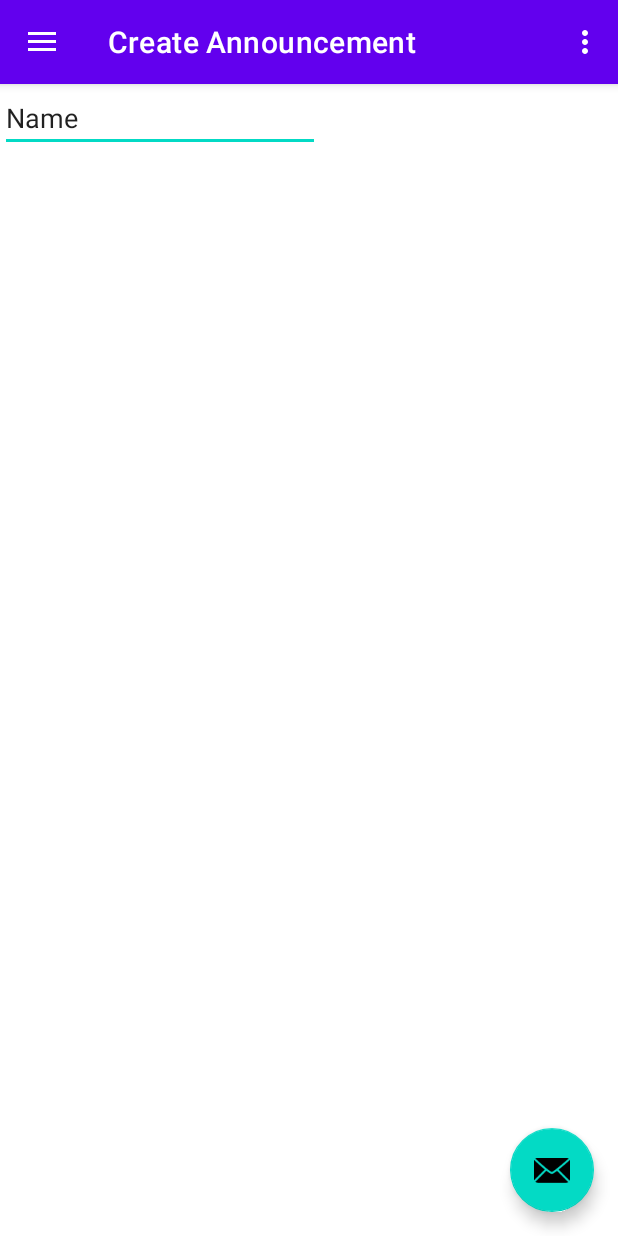
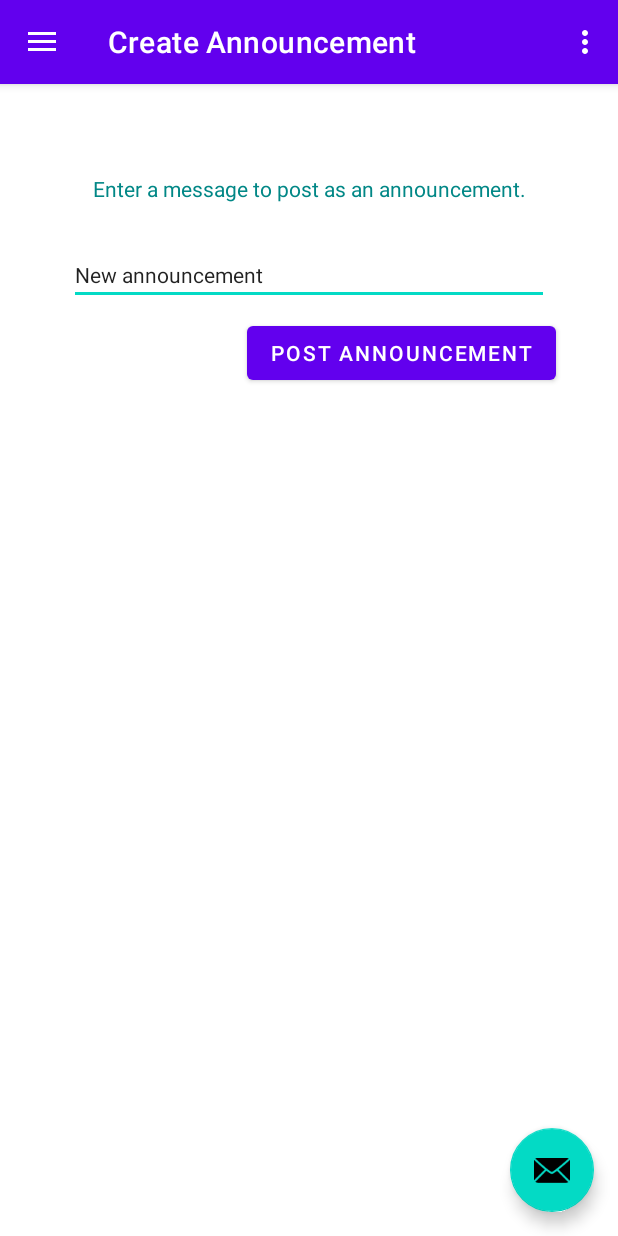
Before and after one commit to vincent-vw/CSCB07-Project, an Android app: the screen it shows after launch (MainActivity), in the side drawer, after a tap on "Create Announcement", on a phone screen of 412 x 824 dp. Run offline under Robolectric (Android 15) with nearby library versions, the light colour scheme and no system bars; our stand-ins replace Firebase (no records; nobody signed in at launch, a user with empty details on screens opened directly), navigation-ui.

Commit message:
Completed announcement posting feature

```diff
--- a/Application/app/src/main/java/com/example/cscb07project/MainActivity.java
+++ b/Application/app/src/main/java/com/example/cscb07project/MainActivity.java
@@ -67,4 +67,5 @@ public class MainActivity extends AppCompatActivity {
         return NavigationUI.navigateUp(navController, mAppBarConfiguration)
                 || super.onSupportNavigateUp();
     }
+
 }
--- a/Application/app/src/main/java/com/example/cscb07project/ui/createannouncement/CreateAnnouncementFragment.java
+++ b/Application/app/src/main/java/com/example/cscb07project/ui/createannouncement/CreateAnnouncementFragment.java
@@ -4,17 +4,27 @@ import android.os.Bundle;
 import android.view.LayoutInflater;
 import android.view.View;
 import android.view.ViewGroup;
+import android.widget.EditText;
 import android.widget.TextView;
 
 import androidx.annotation.NonNull;
 import androidx.fragment.app.Fragment;
 import androidx.lifecycle.ViewModelProvider;
+import androidx.navigation.fragment.NavHostFragment;
 
+import com.example.cscb07project.MainActivity;
+import com.example.cscb07project.R;
 import com.example.cscb07project.databinding.FragmentCreateAnnouncementBinding;
 import com.example.cscb07project.ui.createannouncement.CreateAnnouncementViewModel;
+import com.google.firebase.database.DataSnapshot;
+import com.google.firebase.database.DatabaseError;
+import com.google.firebase.database.DatabaseReference;
+import com.google.firebase.database.FirebaseDatabase;
+import com.google.firebase.database.ValueEventListener;
 
 public class CreateAnnouncementFragment extends Fragment {
     private FragmentCreateAnnouncementBinding binding;
+    FirebaseDatabase db;
 
     public View onCreateView(@NonNull LayoutInflater inflater,
                              ViewGroup container, Bundle savedInstanceState) {
@@ -24,7 +34,27 @@ public class CreateAnnouncementFragment extends Fragment {
         binding = FragmentCreateAnnouncementBinding.inflate(inflater, container, false);
         View root = binding.getRoot();
 
+        root.findViewById(R.id.button_new_announcement).setOnClickListener(new View.OnClickListener() {
+            @Override
+            public void onClick(View view) {
+                onClickPostAnnouncement();
+            }
+        });
+
+        // Link to realtime database
+        db = FirebaseDatabase.getInstance("https://cscb07project-c6a1c-default-rtdb.firebaseio.com/");
+
         return root;
+    }
+
+    public void onClickPostAnnouncement(){
+        DatabaseReference ref = db.getReference(); // Reference to the root node
+        // https://stackoverflow.com/questions/48654071/android-studio-how-can-i-put-this-activity-in-extends-fragment
+        EditText userText = (EditText) getView().findViewById(R.id.editText_new_announcement); // Get the EditText widget (used for entering text)
+        String announcement = userText.getText().toString();
+        userText.setText(""); // Clear userText
+        String key = db.getReference(announcement).push().getKey(); // Get a unique key
+        ref.child("announcements").child(key).setValue(announcement); // Set announcement with the unique key as key, announcement as value
     }
 
     @Override
--- a/Application/app/src/main/res/layout/fragment_create_announcement.xml
+++ b/Application/app/src/main/res/layout/fragment_create_announcement.xml
@@ -1,16 +1,45 @@
 <?xml version="1.0" encoding="utf-8"?>
 <androidx.constraintlayout.widget.ConstraintLayout xmlns:android="http://schemas.android.com/apk/res/android"
+    xmlns:app="http://schemas.android.com/apk/res-auto"
     xmlns:tools="http://schemas.android.com/tools"
     android:layout_width="match_parent"
     android:layout_height="match_parent">
 
     <EditText
-        android:id="@+id/editTextText"
+        android:id="@+id/editText_new_announcement"
         android:layout_width="wrap_content"
         android:layout_height="wrap_content"
-        android:ems="10"
+        android:layout_marginTop="28dp"
+        android:ems="20"
         android:inputType="text"
-        android:text="Name"
-        tools:layout_editor_absoluteX="112dp"
-        tools:layout_editor_absoluteY="133dp" />
+        android:onClick="onClickPostAnnouncement"
+        android:text="New announcement"
+        android:textSize="14sp"
+        app:layout_constraintEnd_toEndOf="parent"
+        app:layout_constraintHorizontal_bias="0.497"
+        app:layout_constraintStart_toStartOf="parent"
+        app:layout_constraintTop_toBottomOf="@+id/text_announcement_instructions" />
+
+    <TextView
+        android:id="@+id/text_announcement_instructions"
+        android:layout_width="wrap_content"
+        android:layout_height="wrap_content"
+        android:layout_marginTop="60dp"
+        android:text="Enter a message to post as an announcement."
+        android:textColor="@color/teal_700"
+        app:layout_constraintEnd_toEndOf="parent"
+        app:layout_constraintStart_toStartOf="parent"
+        app:layout_constraintTop_toTopOf="parent" />
+
+    <Button
+        android:id="@+id/button_new_announcement"
+        android:layout_width="wrap_content"
+        android:layout_height="wrap_content"
+        android:layout_marginTop="8dp"
+        android:text="Post announcement"
+        app:layout_constraintEnd_toEndOf="parent"
+        app:layout_constraintHorizontal_bias="0.8"
+        app:layout_constraintStart_toStartOf="parent"
+        app:layout_constraintTop_toBottomOf="@+id/editText_new_announcement" />
+
 </androidx.constraintlayout.widget.ConstraintLayout>
```
